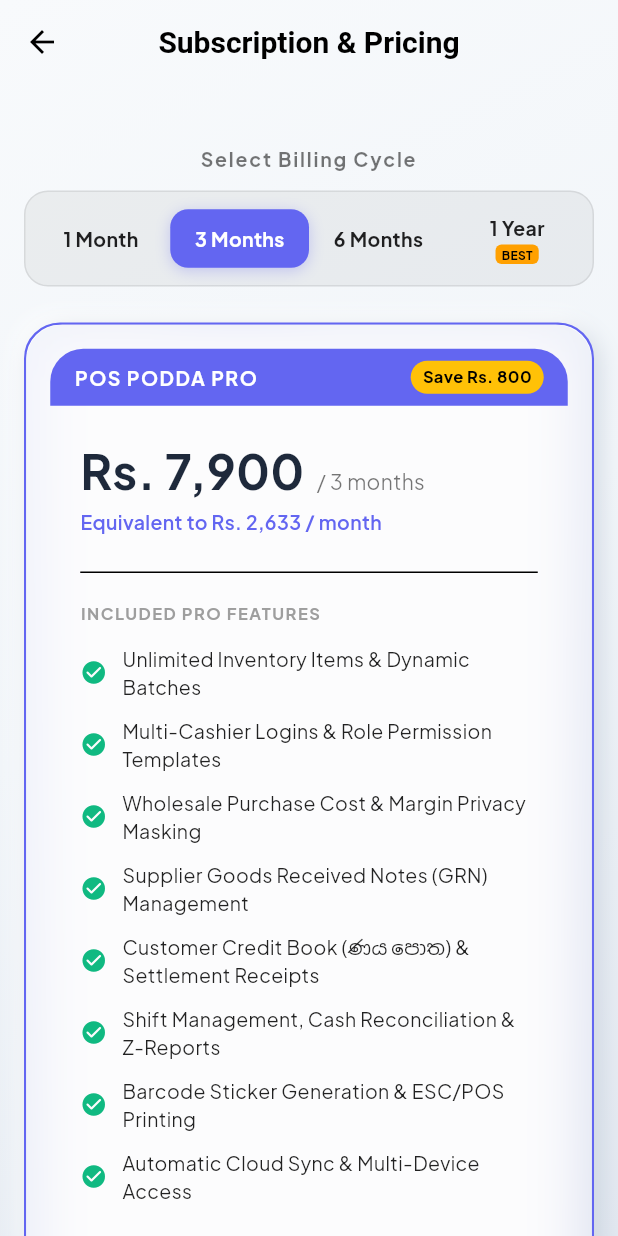
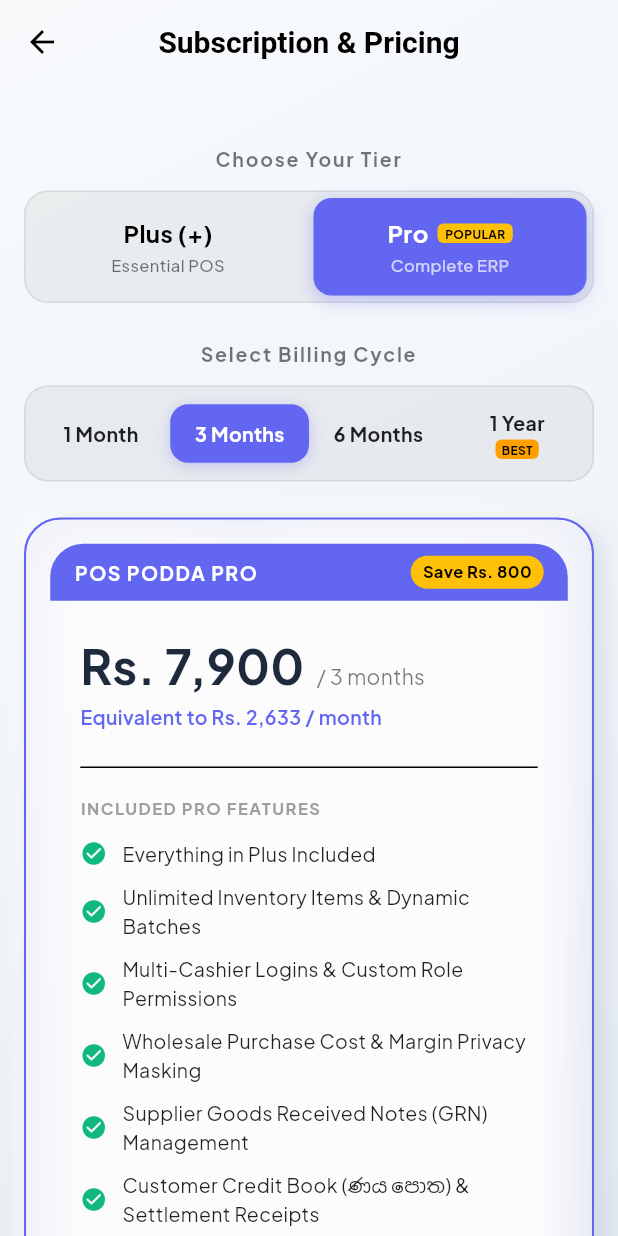
Before and after one commit to SenanThewnaka/POS-PODDA, a Flutter app: the PlansScreen screen opened directly, on a phone screen of 412 x 824 dp. Run offline on Flutter 3.47's test engine with Material 3 defaults, Android fonts, the phone set to English and light mode, and no system bars; our stand-ins replace cloud_firestore, connectivity_plus, cross_file, firebase_analytics, firebase_auth, firebase_core and 11 more; missing offline and left inert: mobile_scanner, shorebird_code_push; accounts and stored records are empty; generated files the repository leaves out were written again.

Commit message:
feat(subscription): add Plus tier with 1M, 3M, 6M, and 1Y billing options alongside Pro

```diff
--- a/lib/features/subscription/plans_screen.dart
+++ b/lib/features/subscription/plans_screen.dart
@@ -16,21 +16,53 @@
 }
 
 class _PlansScreenState extends ConsumerState<PlansScreen> {
-  SubscriptionBillingOption _selectedOption = SubscriptionBillingOption.options[1]; // default 3 Months
+  String _selectedTier = 'pro'; // 'plus' or 'pro'
+  late SubscriptionBillingOption _selectedOption;
   bool _isLoading = false;
 
   final currencyFormatter = NumberFormat('#,##0', 'en_US');
 
+  final List<String> _plusFeatures = const [
+    "Full POS Billing & Fast Barcode Scanning",
+    "Thermal Receipt Printing (58mm / 80mm)",
+    "Inventory Catalog & Low Stock Alerts",
+    "Daily Sales Summary & Cash Shift Balancing",
+    "Single Counter / Single Device Operation",
+    "Automatic Cloud Sync & Local Backup",
+  ];
+
   final List<String> _proFeatures = const [
+    "Everything in Plus Included",
     "Unlimited Inventory Items & Dynamic Batches",
-    "Multi-Cashier Logins & Role Permission Templates",
+    "Multi-Cashier Logins & Custom Role Permissions",
     "Wholesale Purchase Cost & Margin Privacy Masking",
     "Supplier Goods Received Notes (GRN) Management",
     "Customer Credit Book (ණය පොත) & Settlement Receipts",
-    "Shift Management, Cash Reconciliation & Z-Reports",
-    "Barcode Sticker Generation & ESC/POS Printing",
-    "Automatic Cloud Sync & Multi-Device Access",
+    "Custom Thermal Bill Header, Footer & Store Logo",
+    "Advanced Financial Reports & Profit Analytics",
   ];
+
+  @override
+  void initState() {
+    super.initState();
+    // Default to pro (or user's current tier if plus)
+    _selectedOption = SubscriptionBillingOption.proOptions[1]; // 3 Months default
+  }
+
+  void _switchTier(String tier) {
+    if (_selectedTier == tier) return;
+    setState(() {
+      _selectedTier = tier;
+      final newOptions = SubscriptionBillingOption.optionsForTier(tier);
+      _selectedOption = newOptions.firstWhere(
+        (o) => o.cycleKey == _selectedOption.cycleKey,
+        orElse: () => newOptions[1],
+      );
+    });
+  }
+
+  Color get _tierColor =>
+      _selectedTier == 'plus' ? const Color(0xFF0EA5E9) : const Color(0xFF6366F1);
 
   Future<void> _handlePayment() async {
     final user = ref.read(userProfileProvider).value;
@@ -41,10 +73,11 @@
     try {
       final paymentsService = ref.read(paymentsLkServiceProvider);
       final refId = 'sub_${user.shopId}_${DateTime.now().millisecondsSinceEpoch}';
+      final tierName = _selectedTier == 'plus' ? 'Plus' : 'Pro';
 
       final checkout = await paymentsService.createCheckout(
         amountCents: _selectedOption.amountCents,
-        description: 'POS Podda Pro - ${_selectedOption.label} Subscription',
+        description: 'POS Podda $tierName - ${_selectedOption.label} Subscription',
         reference: refId,
         customerEmail: user.email,
         customerName: user.name,
@@ -92,8 +125,8 @@
                 mainAxisSize: MainAxisSize.min,
                 crossAxisAlignment: CrossAxisAlignment.stretch,
                 children: [
-                  const Center(
-                    child: Icon(Icons.payment, size: 48, color: Color(0xFF6366F1)),
+                  Center(
+                    child: Icon(Icons.payment, size: 48, color: _tierColor),
                   ),
                   const SizedBox(height: 16),
                   const Text(
@@ -122,8 +155,8 @@
                               final paymentsService = ref.read(paymentsLkServiceProvider);
                               final payment = await paymentsService.getPayment(paymentId);
 
-                              if (payment.isSucceeded) {
-                                Navigator.pop(sheetContext); // Close modal
+                              if (payment.status == 'succeeded') {
+                                if (context.mounted) Navigator.pop(sheetContext);
                                 await _activateSubscription(_selectedOption);
                               } else {
                                 setModalState(() => isChecking = false);
@@ -131,19 +164,19 @@
                                   ScaffoldMessenger.of(context).showSnackBar(
                                     SnackBar(
                                       content: Text(
-                                        "Status: ${payment.status.toUpperCase()}. If you just paid, please wait a moment and tap verify again.",
+                                        "Payment status: ${payment.status.toUpperCase()}. If you completed checkout, please allow a moment and try again.",
                                       ),
-                                      backgroundColor: Colors.orange,
+                                      backgroundColor: Colors.orangeAccent,
                                     ),
                                   );
                                 }
                               }
-                            } catch (e) {
+                            } catch (err) {
                               setModalState(() => isChecking = false);
                               if (context.mounted) {
                                 ScaffoldMessenger.of(context).showSnackBar(
                                   SnackBar(
-                                    content: Text("Verification error: $e"),
+                                    content: Text("Verification error: $err"),
                                     backgroundColor: Colors.redAccent,
                                   ),
                                 );
@@ -151,10 +184,10 @@
                             }
                           },
                     style: ElevatedButton.styleFrom(
-                      backgroundColor: const Color(0xFF6366F1),
+                      backgroundColor: const Color(0xFF10B981),
                       foregroundColor: Colors.white,
                       padding: const EdgeInsets.symmetric(vertical: 14),
-                      shape: RoundedRectangleBorder(borderRadius: BorderRadius.circular(12)),
+                      shape: RoundedRectangleBorder(borderRadius: BorderRadius.circular(14)),
                     ),
                     child: isChecking
                         ? const SizedBox(
@@ -163,23 +196,20 @@
                             child: CircularProgressIndicator(strokeWidth: 2, color: Colors.white),
                           )
                         : const Text(
-                            "I HAVE PAID • VERIFY & ACTIVATE",
+                            "I HAVE COMPLETED PAYMENT",
                             style: TextStyle(fontWeight: FontWeight.bold),
                           ),
                   ),
-                  const SizedBox(height: 12),
-                  Row(
-                    mainAxisAlignment: MainAxisAlignment.spaceEvenly,
-                    children: [
-                      TextButton(
-                        onPressed: () => launchUrlString(checkoutUrl, mode: LaunchMode.externalApplication),
-                        child: const Text("Re-open Checkout"),
-                      ),
-                      TextButton(
-                        onPressed: () => Navigator.pop(sheetContext),
-                        child: const Text("Cancel", style: TextStyle(color: Colors.grey)),
-                      ),
-                    ],
+                  const SizedBox(height: 10),
+                  TextButton(
+                    onPressed: () async {
+                      await launchUrlString(checkoutUrl, mode: LaunchMode.externalApplication);
+                    },
+                    child: const Text("Re-open Checkout Page"),
+                  ),
+                  TextButton(
+                    onPressed: () => Navigator.pop(sheetContext),
+                    child: const Text("Cancel", style: TextStyle(color: Colors.grey)),
                   ),
                 ],
               ),
@@ -199,9 +229,10 @@
         ? user.expiryDate!
         : now;
     final newExpiry = baseDate.add(Duration(days: option.durationDays));
+    final tierName = _selectedTier == 'plus' ? 'Plus (+)' : 'Pro';
 
     final updated = user.copyWith(
-      plan: 'pro',
+      plan: _selectedTier,
       subscriptionStatus: 'active',
       billingCycle: option.cycleKey,
       expiryDate: newExpiry,
@@ -218,23 +249,19 @@
             children: [
               Icon(Icons.stars, color: Colors.amber, size: 28),
               SizedBox(width: 8),
-              Text("Plan Activated! 🎉"),
+              Text("Plan Activated!"),
             ],
           ),
           content: Text(
-            "Congratulations! Your POS Podda Pro subscription is active until ${DateFormat('MMMM dd, yyyy').format(newExpiry)}.\n\nAll Pro features are fully unlocked.",
+            "Congratulations! Your shop has been upgraded to POS Podda $tierName for ${option.label}.\n\nValid until: ${DateFormat('MMM dd, yyyy').format(newExpiry)}.",
           ),
           actions: [
             ElevatedButton(
-              style: ElevatedButton.styleFrom(
-                backgroundColor: const Color(0xFF6366F1),
-                foregroundColor: Colors.white,
-              ),
               onPressed: () {
-                Navigator.pop(ctx); // Close dialog
-                Navigator.pop(context); // Return to home/settings
+                Navigator.pop(ctx);
+                Navigator.pop(context);
               },
-              child: const Text("CONTINUE TO POS"),
+              child: const Text("OK, LET'S GO"),
             ),
           ],
         ),
@@ -265,6 +292,22 @@
             if (user != null) _buildCurrentStatusBanner(user, isDark),
             const SizedBox(height: 20),
 
+            // Tier Selector (Plus vs Pro)
+            Text(
+              "Choose Your Tier",
+              textAlign: TextAlign.center,
+              style: TextStyle(
+                fontSize: 13,
+                fontWeight: FontWeight.bold,
+                letterSpacing: 1.2,
+                color: isDark ? Colors.white60 : Colors.black54,
+              ),
+            ),
+            const SizedBox(height: 12),
+            _buildTierSelector(isDark),
+            const SizedBox(height: 24),
+
+            // Billing Cycle Selector (1M, 3M, 6M, 1Y)
             Text(
               "Select Billing Cycle",
               textAlign: TextAlign.center,
@@ -276,12 +319,10 @@
               ),
             ),
             const SizedBox(height: 12),
-
-            // 4-Option Duration Tabs (1M, 3M, 6M, 1Y)
             _buildBillingCycleSelector(isDark),
             const SizedBox(height: 24),
 
-            // Pro Plan Card
+            // Plan Details Card
             _buildSelectedPlanCard(isDark),
             const SizedBox(height: 24),
 
@@ -289,7 +330,7 @@
             ElevatedButton(
               onPressed: _isLoading ? null : _handlePayment,
               style: ElevatedButton.styleFrom(
-                backgroundColor: const Color(0xFF6366F1),
+                backgroundColor: _tierColor,
                 foregroundColor: Colors.white,
                 padding: const EdgeInsets.symmetric(vertical: 16),
                 shape: RoundedRectangleBorder(borderRadius: BorderRadius.circular(16)),
@@ -302,7 +343,7 @@
                       child: CircularProgressIndicator(strokeWidth: 2.5, color: Colors.white),
                     )
                   : Text(
-                      "PAY RS. ${currencyFormatter.format(_selectedOption.priceLkr)} • ${_selectedOption.label.toUpperCase()}",
+                      "PAY RS. ${currencyFormatter.format(_selectedOption.priceLkr)} • ${_selectedOption.label.toUpperCase()} ${_selectedTier.toUpperCase()}",
                       style: const TextStyle(fontSize: 15, fontWeight: FontWeight.bold, letterSpacing: 0.5),
                     ),
             ),
@@ -321,6 +362,114 @@
               ],
             ),
             const SizedBox(height: 24),
+          ],
+        ),
+      ),
+    );
+  }
+
+  Widget _buildTierSelector(bool isDark) {
+    return Container(
+      padding: const EdgeInsets.all(4),
+      decoration: BoxDecoration(
+        color: (isDark ? Colors.white : Colors.black).withValues(alpha: 0.05),
+        borderRadius: BorderRadius.circular(16),
+        border: Border.all(color: (isDark ? Colors.white : Colors.black).withValues(alpha: 0.08)),
+      ),
+      child: Row(
+        children: [
+          Expanded(
+            child: _buildTierTab(
+              title: "Plus (+)",
+              subtitle: "Essential POS",
+              isSelected: _selectedTier == 'plus',
+              accentColor: const Color(0xFF0EA5E9),
+              onTap: () => _switchTier('plus'),
+              isDark: isDark,
+            ),
+          ),
+          const SizedBox(width: 6),
+          Expanded(
+            child: _buildTierTab(
+              title: "Pro",
+              subtitle: "Complete ERP",
+              badge: "POPULAR",
+              isSelected: _selectedTier == 'pro',
+              accentColor: const Color(0xFF6366F1),
+              onTap: () => _switchTier('pro'),
+              isDark: isDark,
+            ),
+          ),
+        ],
+      ),
+    );
+  }
+
+  Widget _buildTierTab({
+    required String title,
+    required String subtitle,
+    required bool isSelected,
+    required Color accentColor,
+    required VoidCallback onTap,
+    required bool isDark,
+    String? badge,
+  }) {
+    return GestureDetector(
+      onTap: onTap,
+      child: AnimatedContainer(
+        duration: const Duration(milliseconds: 200),
+        padding: const EdgeInsets.symmetric(vertical: 12, horizontal: 8),
+        decoration: BoxDecoration(
+          color: isSelected ? accentColor : Colors.transparent,
+          borderRadius: BorderRadius.circular(12),
+          boxShadow: isSelected
+              ? [
+                  BoxShadow(
+                    color: accentColor.withValues(alpha: 0.35),
+                    blurRadius: 10,
+                    offset: const Offset(0, 3),
+                  ),
+                ]
+              : null,
+        ),
+        child: Column(
+          children: [
+            Row(
+              mainAxisAlignment: MainAxisAlignment.center,
+              children: [
+                Text(
+                  title,
+                  style: TextStyle(
+                    fontSize: 16,
+                    fontWeight: FontWeight.bold,
+                    color: isSelected ? Colors.white : (isDark ? Colors.white : Colors.black),
+                  ),
+                ),
+                if (badge != null) ...[
+                  const SizedBox(width: 6),
+                  Container(
+                    padding: const EdgeInsets.symmetric(horizontal: 5, vertical: 1),
+                    decoration: BoxDecoration(
+                      color: isSelected ? Colors.amber : Colors.amber.shade700,
+                      borderRadius: BorderRadius.circular(4),
+                    ),
+                    child: Text(
+                      badge,
+                      style: const TextStyle(fontSize: 8, fontWeight: FontWeight.bold, color: Colors.black),
+                    ),
+                  ),
+                ],
+              ],
+            ),
+            const SizedBox(height: 2),
+            Text(
+              subtitle,
+              style: TextStyle(
+                fontSize: 11,
+                fontWeight: FontWeight.w500,
+                color: isSelected ? Colors.white70 : (isDark ? Colors.white54 : Colors.black54),
+              ),
+            ),
           ],
         ),
       ),
@@ -377,6 +526,8 @@
   }
 
   Widget _buildBillingCycleSelector(bool isDark) {
+    final currentOptions = SubscriptionBillingOption.optionsForTier(_selectedTier);
+
     return Container(
       padding: const EdgeInsets.all(4),
       decoration: BoxDecoration(
@@ -385,7 +536,7 @@
         border: Border.all(color: (isDark ? Colors.white : Colors.black).withValues(alpha: 0.08)),
       ),
       child: Row(
-        children: SubscriptionBillingOption.options.map((opt) {
+        children: currentOptions.map((opt) {
           final isSelected = opt.id == _selectedOption.id;
 
           return Expanded(
@@ -395,12 +546,12 @@
                 duration: const Duration(milliseconds: 200),
                 padding: const EdgeInsets.symmetric(vertical: 10),
                 decoration: BoxDecoration(
-                  color: isSelected ? const Color(0xFF6366F1) : Colors.transparent,
+                  color: isSelected ? _tierColor : Colors.transparent,
                   borderRadius: BorderRadius.circular(12),
                   boxShadow: isSelected
                       ? [
                           BoxShadow(
-                            color: const Color(0xFF6366F1).withValues(alpha: 0.3),
+                            color: _tierColor.withValues(alpha: 0.3),
                             blurRadius: 8,
                             offset: const Offset(0, 2),
                           ),
@@ -441,25 +592,30 @@
   }
 
   Widget _buildSelectedPlanCard(bool isDark) {
+    final isPlus = _selectedTier == 'plus';
+    final planTitle = isPlus ? "POS PODDA PLUS (+)" : "POS PODDA PRO";
+    final features = isPlus ? _plusFeatures : _proFeatures;
+    final featuresHeader = isPlus ? "INCLUDED PLUS (+) FEATURES" : "INCLUDED PRO FEATURES";
+
     return GlassCard(
       borderRadius: 24,
-      border: Border.all(color: const Color(0xFF6366F1), width: 1.5),
+      border: Border.all(color: _tierColor, width: 1.5),
       child: Column(
         crossAxisAlignment: CrossAxisAlignment.stretch,
         children: [
           // Banner Top
           Container(
             padding: const EdgeInsets.symmetric(vertical: 8, horizontal: 16),
-            decoration: const BoxDecoration(
-              color: Color(0xFF6366F1),
-              borderRadius: BorderRadius.vertical(top: Radius.circular(22)),
+            decoration: BoxDecoration(
+              color: _tierColor,
+              borderRadius: const BorderRadius.vertical(top: Radius.circular(22)),
             ),
             child: Row(
               mainAxisAlignment: MainAxisAlignment.spaceBetween,
               children: [
-                const Text(
-                  "POS PODDA PRO",
-                  style: TextStyle(color: Colors.white, fontWeight: FontWeight.bold, fontSize: 13, letterSpacing: 1),
+                Text(
+                  planTitle,
+                  style: const TextStyle(color: Colors.white, fontWeight: FontWeight.bold, fontSize: 13, letterSpacing: 1),
                 ),
                 if (_selectedOption.savingsBadge != null)
                   Container(
@@ -505,20 +661,20 @@
                   const SizedBox(height: 2),
                   Text(
                     "Equivalent to Rs. ${currencyFormatter.format(_selectedOption.monthlyEffectivePrice.round())} / month",
-                    style: const TextStyle(color: Color(0xFF6366F1), fontSize: 13, fontWeight: FontWeight.w600),
+                    style: TextStyle(color: _tierColor, fontSize: 13, fontWeight: FontWeight.w600),
                   ),
                 ],
                 const SizedBox(height: 16),
                 const Divider(),
                 const SizedBox(height: 12),
 
-                const Text(
-                  "INCLUDED PRO FEATURES",
-                  style: TextStyle(fontSize: 11, fontWeight: FontWeight.bold, letterSpacing: 1, color: Colors.grey),
+                Text(
+                  featuresHeader,
+                  style: const TextStyle(fontSize: 11, fontWeight: FontWeight.bold, letterSpacing: 1, color: Colors.grey),
                 ),
                 const SizedBox(height: 12),
 
-                ..._proFeatures.map((f) => Padding(
+                ...features.map((f) => Padding(
                   padding: const EdgeInsets.only(bottom: 10),
                   child: Row(
                     children: [
--- a/lib/features/subscription/subscription_plan_model.dart
+++ b/lib/features/subscription/subscription_plan_model.dart
@@ -1,5 +1,6 @@
 class SubscriptionBillingOption {
   final String id;
+  final String tier; // 'plus' or 'pro'
   final String label;
   final String subtitle;
   final int months;
@@ -12,6 +13,7 @@
 
   const SubscriptionBillingOption({
     required this.id,
+    required this.tier,
     required this.label,
     required this.subtitle,
     required this.months,
@@ -25,9 +27,65 @@
 
   double get monthlyEffectivePrice => priceLkr / months;
 
-  static const List<SubscriptionBillingOption> options = [
+  static const List<SubscriptionBillingOption> plusOptions = [
     SubscriptionBillingOption(
-      id: 'opt_1m',
+      id: 'opt_plus_1m',
+      tier: 'plus',
+      label: '1 Month',
+      subtitle: 'Monthly Plan',
+      months: 1,
+      durationDays: 30,
+      priceLkr: 1500,
+      amountCents: 150000,
+      cycleKey: 'monthly',
+      savingsBadge: null,
+      isPopular: false,
+    ),
+    SubscriptionBillingOption(
+      id: 'opt_plus_3m',
+      tier: 'plus',
+      label: '3 Months',
+      subtitle: 'Quarterly Plan',
+      months: 3,
+      durationDays: 90,
+      priceLkr: 4200,
+      amountCents: 420000,
+      cycleKey: 'quarterly',
+      savingsBadge: 'Save Rs. 300',
+      isPopular: false,
+    ),
+    SubscriptionBillingOption(
+      id: 'opt_plus_6m',
+      tier: 'plus',
+      label: '6 Months',
+      subtitle: 'Semi-Annual Plan',
+      months: 6,
+      durationDays: 180,
+      priceLkr: 7900,
+      amountCents: 790000,
+      cycleKey: 'semi_annual',
+      savingsBadge: 'Save Rs. 1,100',
+      isPopular: false,
+    ),
+    SubscriptionBillingOption(
+      id: 'opt_plus_1y',
+      tier: 'plus',
+      label: '1 Year',
+      subtitle: 'Annual Plan',
+      months: 12,
+      durationDays: 365,
+      priceLkr: 14900,
+      amountCents: 1490000,
+      cycleKey: 'yearly',
+      savingsBadge: 'Best Value • Save Rs. 3,100',
+      isPopular: true,
+    ),
+  ];
+
+  static const List<SubscriptionBillingOption> proOptions = [
+    SubscriptionBillingOption(
+      id: 'opt_pro_1m',
+      tier: 'pro',
       label: '1 Month',
       subtitle: 'Monthly Plan',
       months: 1,
@@ -39,7 +97,8 @@
       isPopular: false,
     ),
     SubscriptionBillingOption(
-      id: 'opt_3m',
+      id: 'opt_pro_3m',
+      tier: 'pro',
       label: '3 Months',
       subtitle: 'Quarterly Plan',
       months: 3,
@@ -51,7 +110,8 @@
       isPopular: false,
     ),
     SubscriptionBillingOption(
-      id: 'opt_6m',
+      id: 'opt_pro_6m',
+      tier: 'pro',
       label: '6 Months',
       subtitle: 'Semi-Annual Plan',
       months: 6,
@@ -63,7 +123,8 @@
       isPopular: false,
     ),
     SubscriptionBillingOption(
-      id: 'opt_1y',
+      id: 'opt_pro_1y',
+      tier: 'pro',
       label: '1 Year',
       subtitle: 'Annual Plan',
       months: 12,
@@ -75,4 +136,11 @@
       isPopular: true,
     ),
   ];
+
+  static List<SubscriptionBillingOption> get options => proOptions;
+
+  static List<SubscriptionBillingOption> optionsForTier(String tier) {
+    if (tier.toLowerCase() == 'plus') return plusOptions;
+    return proOptions;
+  }
 }
```
Also changed, not shown: 1 other file.
